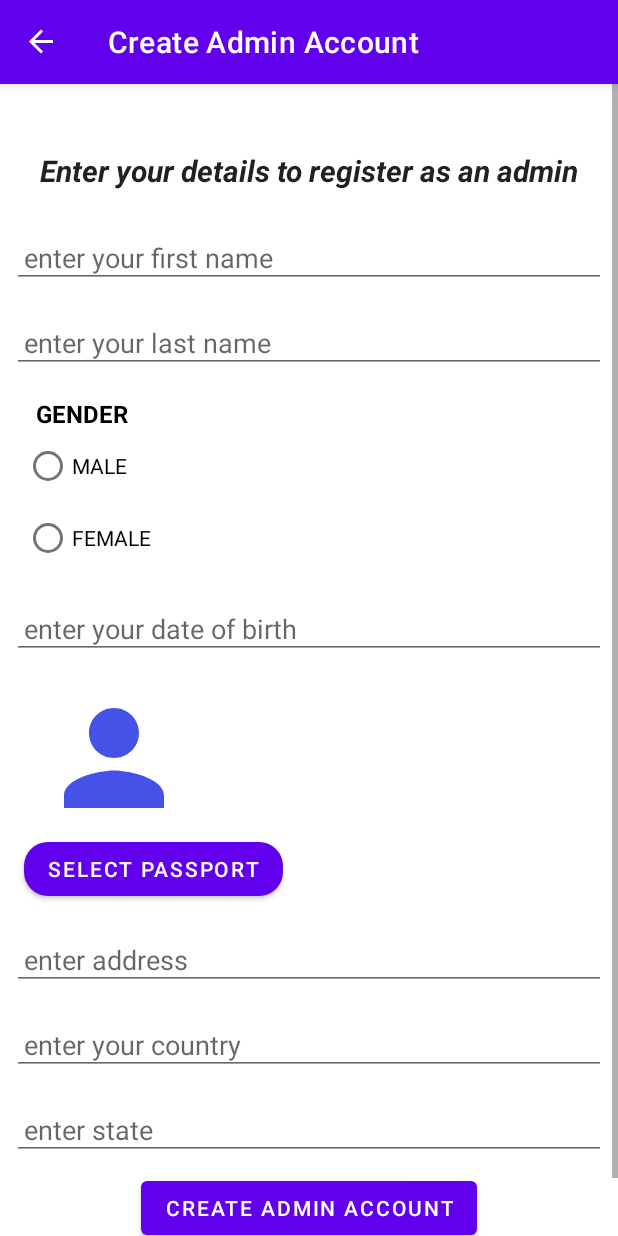
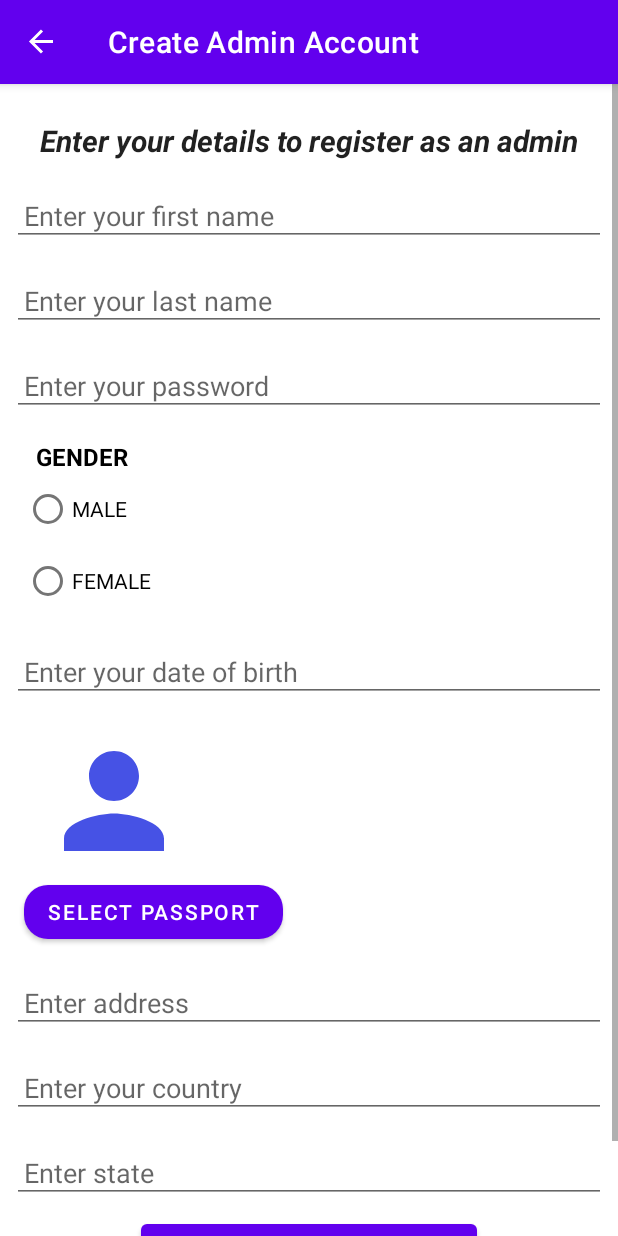
Before and after one commit to ime01/ByteWorksJobTask, an Android app: the screen it shows after launch (MainActivity), after a tap on an icon or button, on a phone screen of 412 x 824 dp. Run offline under Robolectric (Android 15) with nearby library versions, the phone set to English and light mode, and no system bars; our stand-ins replace Dagger/Hilt's generated code, navigation-ui; 1 other tap on this screen came first.

Commit message:
Login updated to utilize firstName and password with sharedPreference

```diff
--- a/app/build.gradle
+++ b/app/build.gradle
@@ -90,7 +90,7 @@ dependencies {
     implementation "com.jakewharton.retrofit:retrofit2-kotlin-coroutines-adapter:0.9.2"
 
 //    Shared Preference datastore
-    implementation "androidx.datastore:datastore-preferences:1.0.0-alpha04"
+    implementation 'androidx.preference:preference:1.1.1'
 
 //  Room Datatbase
     implementation "androidx.room:room-runtime:$version_room"
--- a/app/src/main/java/com/flowz/byteworksjobtask/ui/authentication/AdminLoginFragment.kt
+++ b/app/src/main/java/com/flowz/byteworksjobtask/ui/authentication/AdminLoginFragment.kt
@@ -1,15 +1,13 @@
 package com.flowz.byteworksjobtask.ui.authentication
 
+import android.content.Context
+import android.content.SharedPreferences
 import android.os.Bundle
 import android.text.TextUtils
 import androidx.fragment.app.Fragment
 import android.view.LayoutInflater
 import android.view.View
 import android.view.ViewGroup
-import androidx.datastore.core.DataStore
-import androidx.datastore.preferences.core.Preferences
-import androidx.datastore.preferences.core.edit
-import androidx.datastore.preferences.core.preferencesKey
 import androidx.navigation.NavController
 import androidx.navigation.Navigation
 import com.flowz.byteworksjobtask.R
@@ -34,6 +32,8 @@ class AdminLoginFragment : Fragment() {
     // TODO: Rename and change types of parameters
     private var param1: String? = null
     private var param2: String? = null
+    lateinit var sharedPreferences: SharedPreferences
+
 
     override fun onCreate(savedInstanceState: Bundle?) {
         super.onCreate(savedInstanceState)
@@ -54,22 +54,27 @@ class AdminLoginFragment : Fragment() {
     override fun onViewCreated(view: View, savedInstanceState: Bundle?) {
         super.onViewCreated(view, savedInstanceState)
 
+        sharedPreferences = requireContext().getSharedPreferences("SAVED_PREFS", Context.MODE_PRIVATE)
         playAnimation(this.requireContext(), R.anim.bounce, person )
         val navController : NavController = Navigation.findNavController(view)
 
-        admin_login.setOnClickListener {
+
+       ad_admin_login.setOnClickListener {
 
             if (TextUtils.isEmpty(lg_first_name.text.toString())){
                 lg_first_name.setError(getString(R.string.firstname_error))
                 return@setOnClickListener
             }
 
-            else if (TextUtils.isEmpty(lg_last_name.text.toString())){
-                lg_last_name.setError(getString(R.string.lastname_error))
+            else if (TextUtils.isEmpty(lg_password.text.toString())){
+                lg_password.setError(getString(R.string.lastname_error))
                 return@setOnClickListener
             }else{
 
-                if (lg_first_name.takeWords() == "first name" && lg_last_name.takeWords() == "last name"){
+                val firstName = sharedPreferences.getString(FIRSTNAME, "")
+                val password = sharedPreferences.getString(PASSWORD, "")
+
+                if (lg_first_name.takeWords() == firstName && lg_password.takeWords() == password){
                     navController.navigate(R.id.action_adminLoginFragment_to_employeeFragment)
                 }else{
                     showSnackbar(lg_first_name, getString(R.string.correct_details))
@@ -99,6 +104,10 @@ class AdminLoginFragment : Fragment() {
          * @return A new instance of fragment AdminLoginFragment.
          */
         // TODO: Rename and change types and number of parameters
+
+        val FIRSTNAME = "FIRSTNAME"
+        val PASSWORD = "PASSWORD"
+
         @JvmStatic
         fun newInstance(param1: String, param2: String) =
             AdminLoginFragment().apply {
--- a/app/src/main/java/com/flowz/byteworksjobtask/ui/authentication/RegisterNewAdminFragment.kt
+++ b/app/src/main/java/com/flowz/byteworksjobtask/ui/authentication/RegisterNewAdminFragment.kt
@@ -1,7 +1,9 @@
 package com.flowz.byteworksjobtask.ui.authentication
 
 import android.app.Activity
+import android.content.Context
 import android.content.Intent
+import android.content.SharedPreferences
 import android.content.pm.PackageManager
 import android.net.Uri
 import android.os.Build
@@ -45,6 +47,7 @@ class RegisterNewAdminFragment : Fragment() {
 
     private lateinit var gender : String
     private var imageUri : Uri? = null
+    lateinit var sharedPreferences: SharedPreferences
 
     private val adminViewModel by viewModels<AdminViewModel>()
 
@@ -68,8 +71,10 @@ class RegisterNewAdminFragment : Fragment() {
         super.onViewCreated(view, savedInstanceState)
 
         val navController : NavController = Navigation.findNavController(view)
-//        dataStore = this.requireContext().createDataStore(name = "login")
+        sharedPreferences = requireContext().getSharedPreferences("SAVED_PREFS", Context.MODE_PRIVATE)
+
         val rbG = view.findViewById<RadioGroup>(R.id.rg_gender) as RadioGroup
+
 
         rbG.setOnCheckedChangeListener { group, checkedId ->
             when(checkedId){
@@ -88,6 +93,7 @@ class RegisterNewAdminFragment : Fragment() {
             checkPermssion()
         }
 
+
         register_new_admin.setOnClickListener {
 
             if (TextUtils.isEmpty(rg_first_name.text.toString())){
@@ -95,6 +101,9 @@ class RegisterNewAdminFragment : Fragment() {
                 return@setOnClickListener
             } else if (TextUtils.isEmpty(rg_last_name.text.toString())){
                 rg_last_name.setError(getString(R.string.enter_valid_input))
+                return@setOnClickListener
+            }else if (TextUtils.isEmpty(rg_password.text.toString())){
+                rg_password.setError(getString(R.string.enter_valid_input))
                 return@setOnClickListener
             } else if(!rg_male.isChecked && !rg_female.isChecked){
                 showToast(getString(R.string.choose_gender), this.requireContext())
@@ -116,6 +125,14 @@ class RegisterNewAdminFragment : Fragment() {
                 return@setOnClickListener
             }
             else{
+
+                val firstName = rg_first_name.takeWords()
+                val password = rg_password.takeWords()
+
+                val editor = sharedPreferences.edit()
+                editor.putString(FIRSTNAME, firstName)
+                editor.putString(PASSWORD, password)
+                editor.apply()
 
                 val newAdmin = Admin(
                     rg_first_name.takeWords(),
@@ -211,6 +228,8 @@ class RegisterNewAdminFragment : Fragment() {
         // TODO: Rename and change types and number of parameters
             val READIMAGE = 253
             val REQUESTCODE = 101
+            val FIRSTNAME = "FIRSTNAME"
+            val PASSWORD = "PASSWORD"
 
         @JvmStatic
         fun newInstance(param1: String, param2: String) =
--- a/app/src/main/res/layout/fragment_register_new_admin.xml
+++ b/app/src/main/res/layout/fragment_register_new_admin.xml
@@ -22,9 +22,10 @@ tools:context=".ui.authentication.RegisterNewAdminFragment">
         android:textStyle="bold|italic"
         app:layout_constraintBottom_toBottomOf="parent"
         app:layout_constraintEnd_toEndOf="parent"
+        app:layout_constraintHorizontal_bias="0.0"
         app:layout_constraintStart_toStartOf="parent"
         app:layout_constraintTop_toTopOf="parent"
-        app:layout_constraintVertical_bias="0.047" />
+        app:layout_constraintVertical_bias="0.02" />
 
     <ImageView
         android:id="@+id/passport_photo"
@@ -54,8 +55,8 @@ tools:context=".ui.authentication.RegisterNewAdminFragment">
         android:layout_width="0dp"
         android:layout_height="wrap_content"
         android:layout_marginStart="8dp"
+        android:layout_marginTop="8dp"
         android:layout_marginEnd="8dp"
-        android:layout_marginTop="16dp"
         android:ems="10"
         android:hint="@string/rg_name"
         android:inputType="textPersonName"
@@ -79,6 +80,21 @@ tools:context=".ui.authentication.RegisterNewAdminFragment">
         app:layout_constraintStart_toStartOf="parent"
         app:layout_constraintTop_toBottomOf="@+id/rg_first_name"/>
 
+    <EditText
+        android:id="@+id/rg_password"
+        android:layout_width="0dp"
+        android:layout_height="wrap_content"
+        android:layout_marginTop="16dp"
+        android:layout_marginStart="8dp"
+        android:layout_marginEnd="8dp"
+        android:ems="10"
+        android:hint="@string/enter_password"
+        android:padding="@dimen/textpadding"
+        android:inputType="textPassword"
+        app:layout_constraintEnd_toEndOf="parent"
+        app:layout_constraintStart_toStartOf="parent"
+        app:layout_constraintTop_toBottomOf="@+id/rg_last_name"/>
+
     <RadioGroup
         android:id="@+id/rg_gender"
         android:layout_width="0dp"
@@ -87,7 +103,7 @@ tools:context=".ui.authentication.RegisterNewAdminFragment">
         android:paddingLeft ="16dp"
         app:layout_constraintEnd_toEndOf="parent"
         app:layout_constraintStart_toStartOf="parent"
-        app:layout_constraintTop_toBottomOf="@+id/rg_last_name" >
+        app:layout_constraintTop_toBottomOf="@+id/rg_password" >
 
         <TextView
             android:layout_width="match_parent"
--- a/app/src/main/res/values/strings.xml
+++ b/app/src/main/res/values/strings.xml
@@ -5,15 +5,15 @@
     <string name="add_new">add new employee</string>
     <string name="user_placholder_image">placeholder Image</string>
     <string name="register_admin">Enter your details to register as an admin</string>
-    <string name="rg_name">enter your first name</string>
-    <string name="enter_last_name">enter your last name</string>
-    <string name="enter_gender">enter  your gender</string>
-    <string name="enter_designation">enter your job designation</string>
-    <string name="enter_birth_date">enter your date of birth</string>
+    <string name="rg_name">Enter your first name</string>
+    <string name="enter_last_name">Enter your last name</string>
+    <string name="enter_gender">Enter  your gender</string>
+    <string name="enter_designation">Enter your job designation</string>
+    <string name="enter_birth_date">Enter your date of birth</string>
     <string name="account_holder">Already a registred Admin? then just Login Here</string>
-    <string name="enter_address">enter address</string>
-    <string name="enter_country">enter your country</string>
-    <string name="enter_state">enter state</string>
+    <string name="enter_address">Enter address</string>
+    <string name="enter_country">Enter your country</string>
+    <string name="enter_state">Enter state</string>
     <string name="save_employee">save employee</string>
     <string name="new_employee">Enter details to create new employee</string>
     <string name="enter_valid_input">Ensure you have entered Valid Inputs</string>
@@ -35,4 +35,6 @@
     <string name="choose_gender">Ensure you have selected your gender</string>
     <string name="select_image">Select Passport</string>
     <string name="choose_passport">Ensure to Choose Passport Photo</string>
+    <string name="remember_me">Remember Me</string>
+    <string name="enter_password">Enter your password</string>
 </resources>
```
Also changed, not shown: app/src/main/res/layout/fragment_admin_login.xml (+18 -5 lines).
